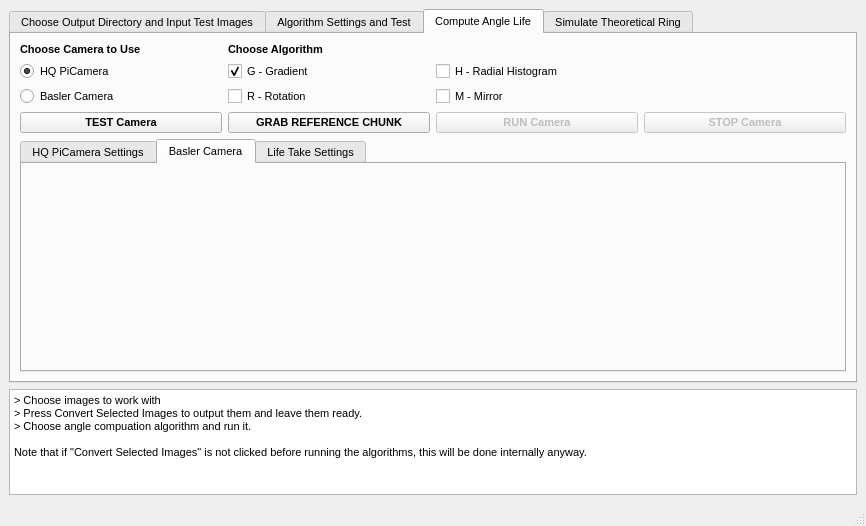
The window that GUI/Design.ui (Oiangu9/Conical_Refraction_Polarimeter) describes before a commit, drawn with Qt 5.
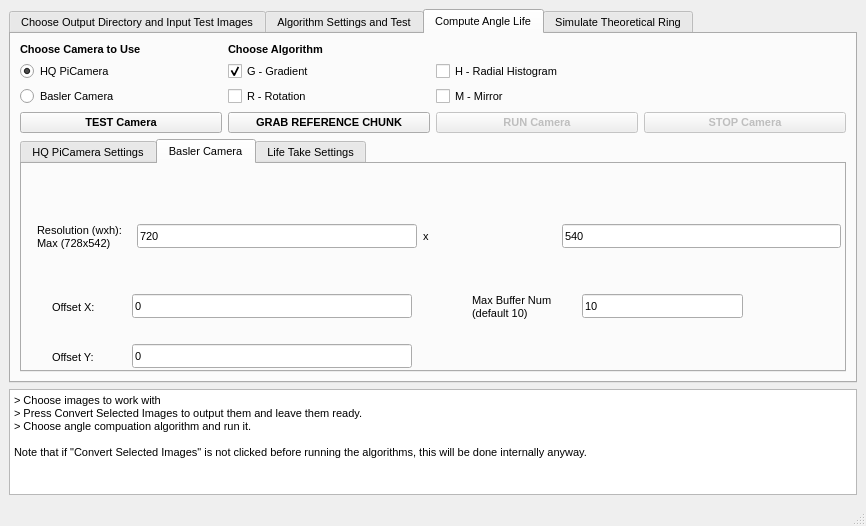
The same window after the commit. The open tabs and pages were chosen to show the change.

Commit message: Basler camera life take ready and fully operationalgit status! Ready for the meeting with Turpin and Jordi

The edit to the form file:
```diff
--- a/GUI/Design.ui
+++ b/GUI/Design.ui
@@ -2227,6 +2227,138 @@
            <attribute name="title">
             <string>Basler Camera</string>
            </attribute>
+           <widget class="QLabel" name="label_67">
+            <property name="geometry">
+             <rect>
+              <x>15</x>
+              <y>57</y>
+              <width>94</width>
+              <height>31</height>
+             </rect>
+            </property>
+            <property name="text">
+             <string>Resolution (wxh):
+Max (728x542)</string>
+            </property>
+           </widget>
+           <widget class="QLineEdit" name="basler_w">
+            <property name="geometry">
+             <rect>
+              <x>115</x>
+              <y>60</y>
+              <width>280</width>
+              <height>24</height>
+             </rect>
+            </property>
+            <property name="text">
+             <string>720</string>
+            </property>
+           </widget>
+           <widget class="QLabel" name="label_102">
+            <property name="geometry">
+             <rect>
+              <x>401</x>
+              <y>57</y>
+              <width>133</width>
+              <height>31</height>
+             </rect>
+            </property>
+            <property name="text">
+             <string>x</string>
+            </property>
+           </widget>
+           <widget class="QLineEdit" name="basler_h">
+            <property name="geometry">
+             <rect>
+              <x>540</x>
+              <y>60</y>
+              <width>279</width>
+              <height>24</height>
+             </rect>
+            </property>
+            <property name="text">
+             <string>540</string>
+            </property>
+           </widget>
+           <widget class="QLabel" name="label_103">
+            <property name="geometry">
+             <rect>
+              <x>30</x>
+              <y>130</y>
+              <width>80</width>
+              <height>26</height>
+             </rect>
+            </property>
+            <property name="text">
+             <string>Offset X:</string>
+            </property>
+           </widget>
+           <widget class="QLabel" name="label_104">
+            <property name="geometry">
+             <rect>
+              <x>30</x>
+              <y>180</y>
+              <width>80</width>
+              <height>26</height>
+             </rect>
+            </property>
+            <property name="text">
+             <string>Offset Y:</string>
+            </property>
+           </widget>
+           <widget class="QLineEdit" name="offsetx">
+            <property name="geometry">
+             <rect>
+              <x>110</x>
+              <y>130</y>
+              <width>280</width>
+              <height>24</height>
+             </rect>
+            </property>
+            <property name="text">
+             <string>0</string>
+            </property>
+           </widget>
+           <widget class="QLineEdit" name="offsety">
+            <property name="geometry">
+             <rect>
+              <x>110</x>
+              <y>180</y>
+              <width>280</width>
+              <height>24</height>
+             </rect>
+            </property>
+            <property name="text">
+             <string>0</string>
+            </property>
+           </widget>
+           <widget class="QLabel" name="label_105">
+            <property name="geometry">
+             <rect>
+              <x>450</x>
+              <y>130</y>
+              <width>80</width>
+              <height>26</height>
+             </rect>
+            </property>
+            <property name="text">
+             <string>Max Buffer Num:
+(default 10)</string>
+            </property>
+           </widget>
+           <widget class="QLineEdit" name="max_buffer_num">
+            <property name="geometry">
+             <rect>
+              <x>560</x>
+              <y>130</y>
+              <width>161</width>
+              <height>24</height>
+             </rect>
+            </property>
+            <property name="text">
+             <string>10</string>
+            </property>
+           </widget>
           </widget>
           <widget class="QWidget" name="tab_11">
            <attribute name="title">
```
Left out of the diff: 41 changed lines with no effect on the pictures. The commit also changes 7 other files.
